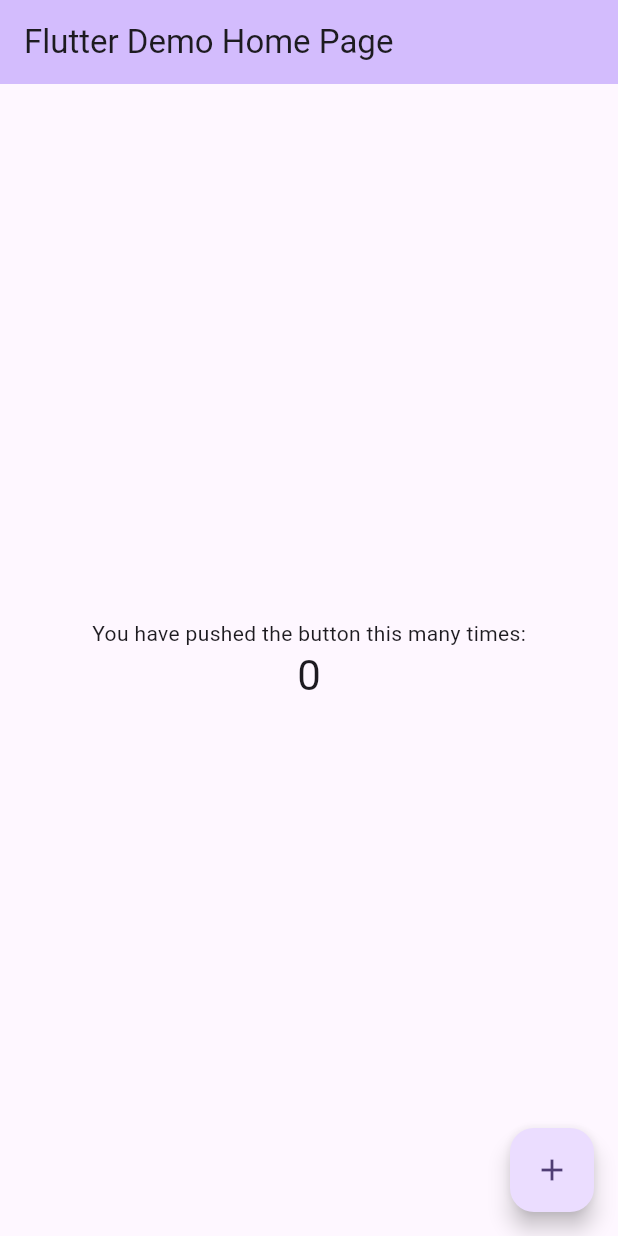
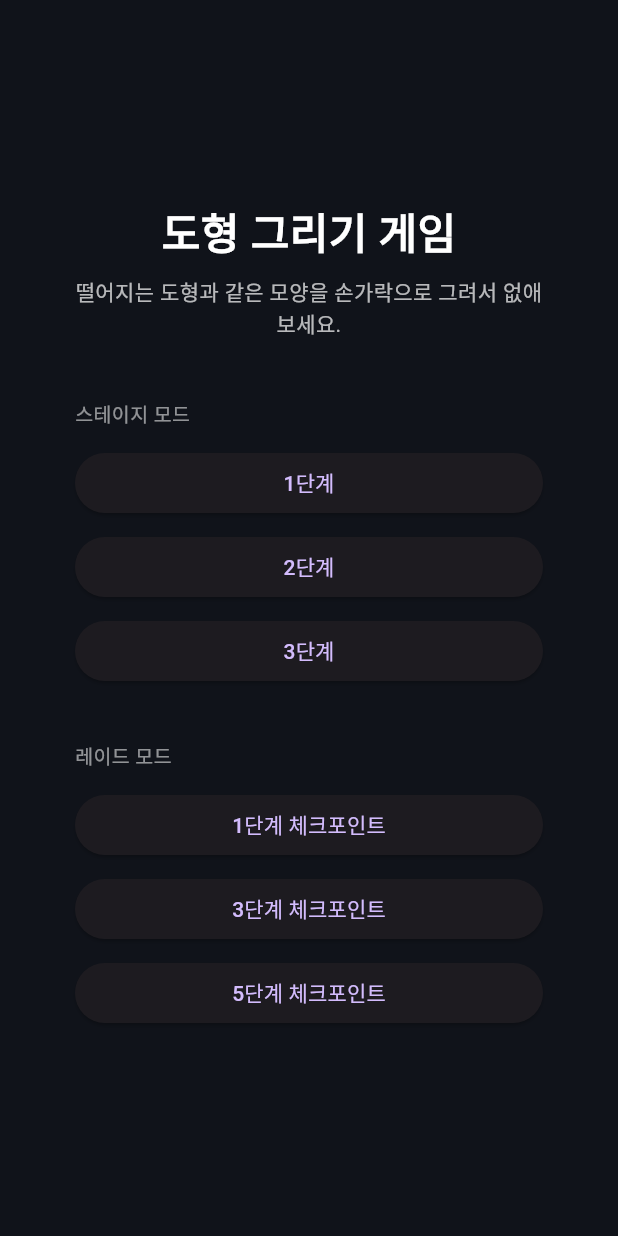
Before and after one commit to hajun50007-byte/shape-drawing-game, a Flutter app: the screen it shows after launch, on a phone screen of 412 x 824 dp. Run offline on Flutter 3.47's test engine with Material 3 defaults, Android fonts, the phone set to English and light mode, and no system bars.

Commit message:
Wire gesture recognizer and falling shapes into a playable game screen
- Add lib/game/home_screen.dart: stage/raid mode selection using RunPresets
- Add lib/game/game_screen.dart: game loop (Ticker) spawning/falling shapes
  per DifficultyTable.paramsFor(), gesture capture via GestureDetector,
  and shape destruction via UnistrokeRecognizer.recognize()
- Add lib/game/falling_shape.dart, lib/game/shape_painter.dart: model and
  CustomPainter for rendering falling shapes + the user's live stroke
- Point main.dart at the new home screen instead of the counter demo
- Update widget test for the new screens, add a gesture_recognizer unit test
- Add .github/workflows/deploy-web.yml: build/test then deploy flutter
  build web to GitHub Pages on push to main

```diff
--- /dev/null
+++ b/lib/game/home_screen.dart
@@ -0,0 +1,98 @@
+import 'package:flutter/material.dart';
+
+import '../core/difficulty.dart';
+import 'game_screen.dart';
+
+class HomeScreen extends StatelessWidget {
+  const HomeScreen({super.key});
+
+  @override
+  Widget build(BuildContext context) {
+    return Scaffold(
+      backgroundColor: const Color(0xFF10131A),
+      body: SafeArea(
+        child: Center(
+          child: ConstrainedBox(
+            constraints: const BoxConstraints(maxWidth: 360),
+            child: SingleChildScrollView(
+              padding: const EdgeInsets.all(24),
+              child: Column(
+                mainAxisSize: MainAxisSize.min,
+                children: [
+                  const Text(
+                    '도형 그리기 게임',
+                    style: TextStyle(
+                      color: Colors.white,
+                      fontSize: 28,
+                      fontWeight: FontWeight.bold,
+                    ),
+                  ),
+                  const SizedBox(height: 8),
+                  const Text(
+                    '떨어지는 도형과 같은 모양을 손가락으로 그려서 없애보세요.',
+                    textAlign: TextAlign.center,
+                    style: TextStyle(color: Colors.white70),
+                  ),
+                  const SizedBox(height: 32),
+                  const _SectionLabel('스테이지 모드'),
+                  const _ModeButton(label: '1단계', config: RunPresets.stage1),
+                  const _ModeButton(label: '2단계', config: RunPresets.stage2),
+                  const _ModeButton(label: '3단계', config: RunPresets.stage3),
+                  const SizedBox(height: 24),
+                  const _SectionLabel('레이드 모드'),
+                  for (final config in RunPresets.raidCheckpoints)
+                    _ModeButton(
+                      label: '${config.minDifficulty.round()}단계 체크포인트',
+                      config: config,
+                    ),
+                ],
+              ),
+            ),
+          ),
+        ),
+      ),
+    );
+  }
+}
+
+class _SectionLabel extends StatelessWidget {
+  const _SectionLabel(this.text);
+
+  final String text;
+
+  @override
+  Widget build(BuildContext context) {
+    return Padding(
+      padding: const EdgeInsets.symmetric(vertical: 8),
+      child: Align(
+        alignment: Alignment.centerLeft,
+        child: Text(text, style: const TextStyle(color: Colors.white54, fontSize: 13)),
+      ),
+    );
+  }
+}
+
+class _ModeButton extends StatelessWidget {
+  const _ModeButton({required this.label, required this.config});
+
+  final String label;
+  final RunConfig config;
+
+  @override
+  Widget build(BuildContext context) {
+    return Padding(
+      padding: const EdgeInsets.symmetric(vertical: 4),
+      child: SizedBox(
+        width: double.infinity,
+        child: ElevatedButton(
+          onPressed: () {
+            Navigator.of(context).push(
+              MaterialPageRoute(builder: (_) => GameScreen(runConfig: config)),
+            );
+          },
+          child: Text(label),
+        ),
+      ),
+    );
+  }
+}
--- a/lib/main.dart
+++ b/lib/main.dart
@@ -1,122 +1,25 @@
 import 'package:flutter/material.dart';
 
+import 'game/home_screen.dart';
+
 void main() {
-  runApp(const MyApp());
+  runApp(const ShapeDrawingGameApp());
 }
 
-class MyApp extends StatelessWidget {
-  const MyApp({super.key});
+class ShapeDrawingGameApp extends StatelessWidget {
+  const ShapeDrawingGameApp({super.key});
 
-  // This widget is the root of your application.
   @override
   Widget build(BuildContext context) {
     return MaterialApp(
-      title: 'Flutter Demo',
+      title: '도형 그리기 게임',
+      debugShowCheckedModeBanner: false,
       theme: ThemeData(
-        // This is the theme of your application.
-        //
-        // TRY THIS: Try running your application with "flutter run". You'll see
-        // the application has a purple toolbar. Then, without quitting the app,
-        // try changing the seedColor in the colorScheme below to Colors.green
-        // and then invoke "hot reload" (save your changes or press the "hot
-        // reload" button in a Flutter-supported IDE, or press "r" if you used
-        // the command line to start the app).
-        //
-        // Notice that the counter didn't reset back to zero; the application
-        // state is not lost during the reload. To reset the state, use hot
-        // restart instead.
-        //
-        // This works for code too, not just values: Most code changes can be
-        // tested with just a hot reload.
-        colorScheme: .fromSeed(seedColor: Colors.deepPurple),
+        brightness: Brightness.dark,
+        colorSchemeSeed: Colors.deepPurple,
+        useMaterial3: true,
       ),
-      home: const MyHomePage(title: 'Flutter Demo Home Page'),
+      home: const HomeScreen(),
     );
   }
 }
-
-class MyHomePage extends StatefulWidget {
-  const MyHomePage({super.key, required this.title});
-
-  // This widget is the home page of your application. It is stateful, meaning
-  // that it has a State object (defined below) that contains fields that affect
-  // how it looks.
-
-  // This class is the configuration for the state. It holds the values (in this
-  // case the title) provided by the parent (in this case the App widget) and
-  // used by the build method of the State. Fields in a Widget subclass are
-  // always marked "final".
-
-  final String title;
-
-  @override
-  State<MyHomePage> createState() => _MyHomePageState();
-}
-
-class _MyHomePageState extends State<MyHomePage> {
-  int _counter = 0;
-
-  void _incrementCounter() {
-    setState(() {
-      // This call to setState tells the Flutter framework that something has
-      // changed in this State, which causes it to rerun the build method below
-      // so that the display can reflect the updated values. If we changed
-      // _counter without calling setState(), then the build method would not be
-      // called again, and so nothing would appear to happen.
-      _counter++;
-    });
-  }
-
-  @override
-  Widget build(BuildContext context) {
-    // This method is rerun every time setState is called, for instance as done
-    // by the _incrementCounter method above.
-    //
-    // The Flutter framework has been optimized to make rerunning build methods
-    // fast, so that you can just rebuild anything that needs updating rather
-    // than having to individually change instances of widgets.
-    return Scaffold(
-      appBar: AppBar(
-        // TRY THIS: Try changing the color here to a specific color (to
-        // Colors.amber, perhaps?) and trigger a hot reload to see the AppBar
-        // change color while the other colors stay the same.
-        backgroundColor: Theme.of(context).colorScheme.inversePrimary,
-        // Here we take the value from the MyHomePage object that was created by
-        // the App.build method, and use it to set our appbar title.
-        title: Text(widget.title),
-      ),
-      body: Center(
-        // Center is a layout widget. It takes a single child and positions it
-        // in the middle of the parent.
-        child: Column(
-          // Column is also a layout widget. It takes a list of children and
-          // arranges them vertically. By default, it sizes itself to fit its
-          // children horizontally, and tries to be as tall as its parent.
-          //
-          // Column has various properties to control how it sizes itself and
-          // how it positions its children. Here we use mainAxisAlignment to
-          // center the children vertically; the main axis here is the vertical
-          // axis because Columns are vertical (the cross axis would be
-          // horizontal).
-          //
-          // TRY THIS: Invoke "debug painting" (choose the "Toggle Debug Paint"
-          // action in the IDE, or press "p" in the console), to see the
-          // wireframe for each widget.
-          mainAxisAlignment: .center,
-          children: [
-            const Text('You have pushed the button this many times:'),
-            Text(
-              '$_counter',
-              style: Theme.of(context).textTheme.headlineMedium,
-            ),
-          ],
-        ),
-      ),
-      floatingActionButton: FloatingActionButton(
-        onPressed: _incrementCounter,
-        tooltip: 'Increment',
-        child: const Icon(Icons.add),
-      ),
-    );
-  }
-}
```
Also changed, not shown: lib/game/falling_shape.dart (added, +17 -0 lines), lib/game/game_screen.dart (added, +376 -0 lines), lib/game/shape_painter.dart (added, +86 -0 lines), 3 other files.
